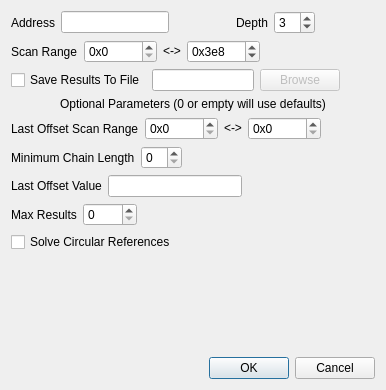
korcankaraokcu/PINCE, file GUI/PointerScanDialog.ui: the form before one commit.
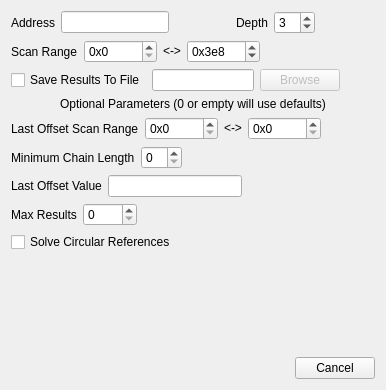
The form after the commit.

Commit message: Change pointer scanner GUI to inform user of scan start

```diff
--- a/GUI/PointerScanDialog.ui
+++ b/GUI/PointerScanDialog.ui
@@ -387,7 +387,7 @@
         <enum>Qt::Orientation::Horizontal</enum>
        </property>
        <property name="standardButtons">
-        <set>QDialogButtonBox::StandardButton::Cancel|QDialogButtonBox::StandardButton::Ok</set>
+        <set>QDialogButtonBox::StandardButton::Cancel</set>
        </property>
       </widget>
      </item>
```
The commit also changes 2 other files.
